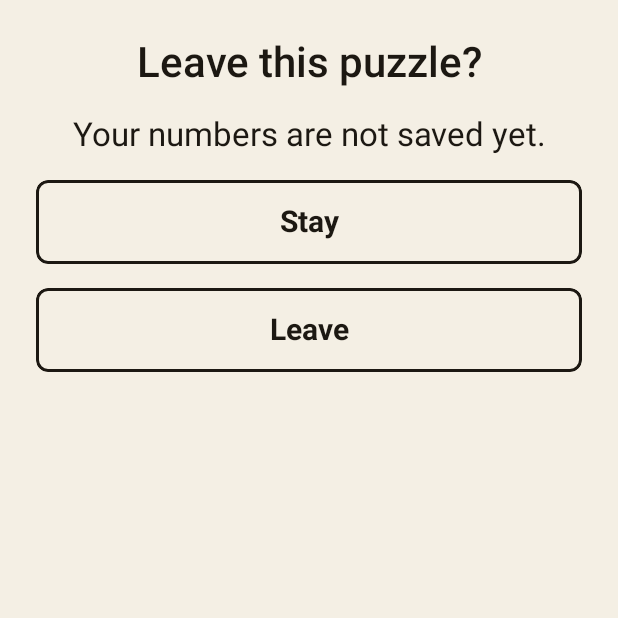
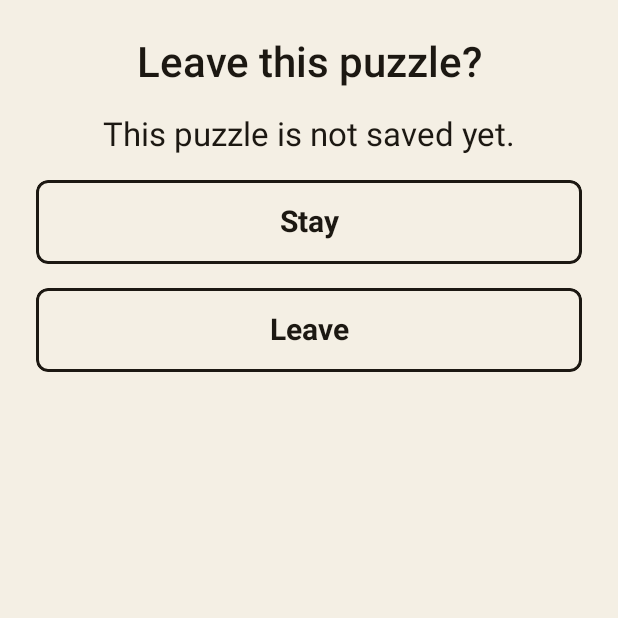
Before and after one commit to keenanhutka/Sudoku, an Android app built with Jetpack Compose: the screen it shows after launch (MainActivity), after a tap on "Home", on a phone screen of 412 x 824 dp, the top half of it. Run offline under Robolectric (Android 15) with nearby library versions, the phone set to English and light mode, and no system bars; 1 other tap on this screen came first.

Commit message:
Warn that the whole puzzle is not saved.
The old warning mentioned only numbers. Leave also drops notes.

```diff
--- a/app/src/main/java/com/keenanhutka/seniorsudoku/ui/HomeScreen.kt
+++ b/app/src/main/java/com/keenanhutka/seniorsudoku/ui/HomeScreen.kt
@@ -61,7 +61,7 @@ private val ToolHeight = 56.dp
 private val ToolShape = RoundedCornerShape(8.dp)
 private const val BlockedNote = "That number is already in this row, column, or box."
 private const val CouldNotMake = "Could not make a puzzle. Try again."
-internal const val LeaveWarning = "Your numbers are not saved yet."
+internal const val LeaveWarning = "This puzzle is not saved yet."
 
 private enum class Page { Home, Loading, Play }
 
```
Also changed, not shown: 3 other files.
